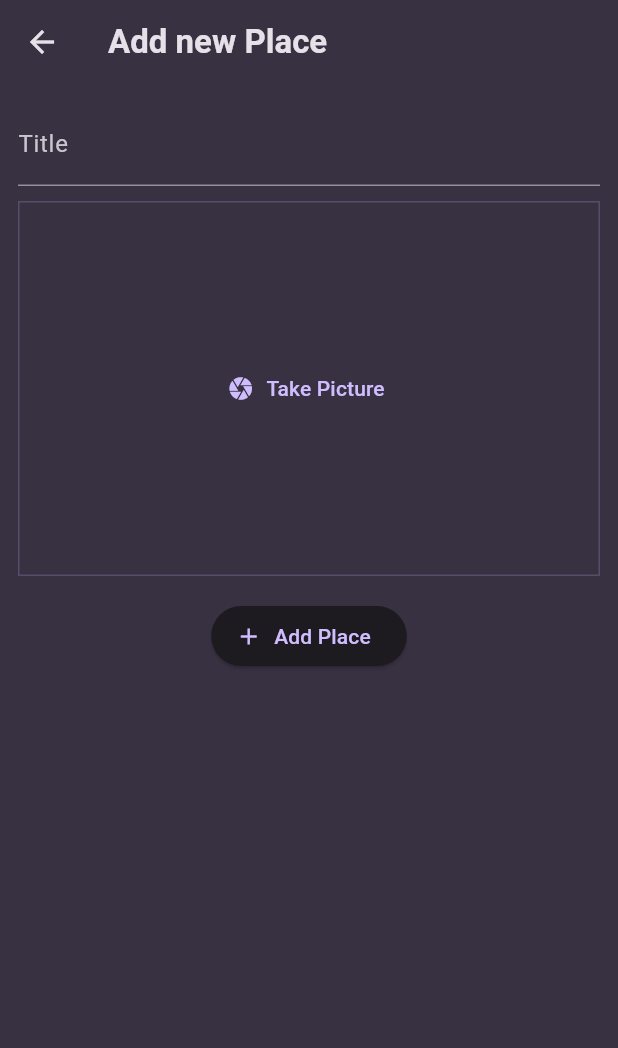
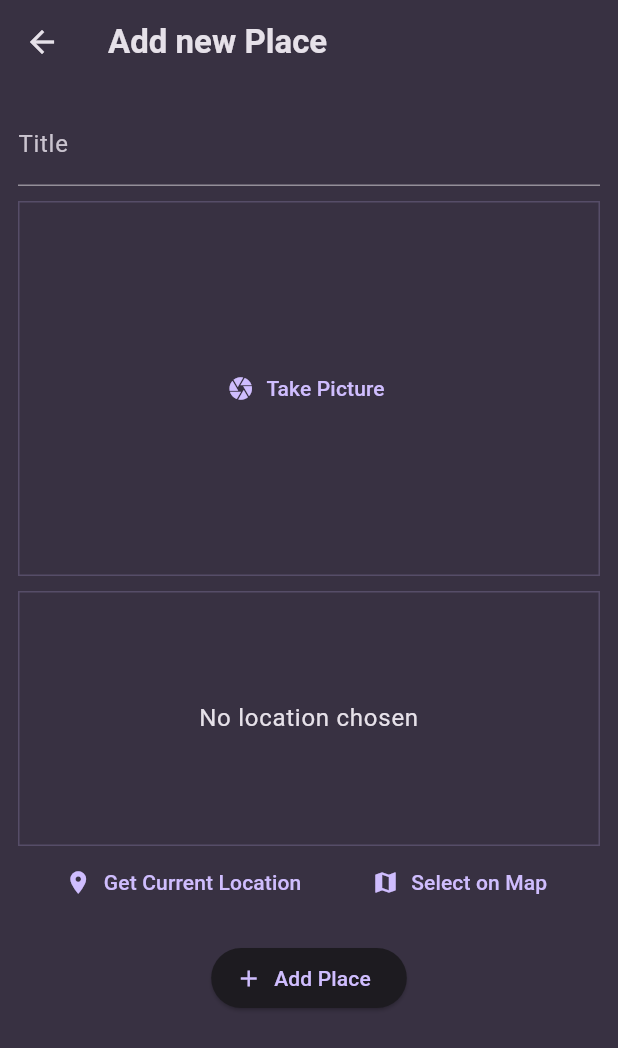
Before and after one commit to ben-lawino/favorite_places, a Flutter app: the AddPlaceScreen screen opened directly, on a phone screen of 412 x 824 dp. Shown: the top 1048 px of the screen. Run offline on Flutter 3.47's test engine with Material 3 defaults, Android fonts, the phone set to English and light mode, and no system bars; our stand-ins replace flutter_riverpod, google_fonts, image_picker, location.

Commit message:
added the location package

```diff
--- a/lib/screens/add_place.dart
+++ b/lib/screens/add_place.dart
@@ -2,6 +2,7 @@ import 'dart:io';
 
 import 'package:favorite_places/providers/user_places.dart';
 import 'package:favorite_places/widgets/image_input.dart';
+import 'package:favorite_places/widgets/location_input.dart';
 import 'package:flutter/material.dart';
 import 'package:flutter_riverpod/flutter_riverpod.dart';
 
@@ -55,6 +56,8 @@ class _AddPlaceScreenState extends ConsumerState<AddPlaceScreen> {
                 _selectedImage = image;
               },
             ),
+            SizedBox(height: 10),
+            LocationInput(),
             SizedBox(height: 16),
             ElevatedButton.icon(
               onPressed: _savePlace,
--- /dev/null
+++ b/lib/widgets/location_input.dart
@@ -0,0 +1,94 @@
+import 'package:flutter/material.dart';
+import 'package:location/location.dart';
+
+class LocationInput extends StatefulWidget {
+  const LocationInput({super.key});
+
+  @override
+  State<LocationInput> createState() => _LocationInputState();
+}
+
+class _LocationInputState extends State<LocationInput> {
+  Location? _pickedLocation;
+  var isGettingLocation = false;
+
+  void _getCurrentLocation() async {
+    Location location = Location();
+
+    bool serviceEnabled;
+    PermissionStatus permissionGranted;
+    LocationData locationData;
+
+    serviceEnabled = await location.serviceEnabled();
+    if (!serviceEnabled) {
+      serviceEnabled = await location.requestService();
+      if (!serviceEnabled) {
+        return;
+      }
+    }
+
+    permissionGranted = await location.hasPermission();
+    if (permissionGranted == PermissionStatus.denied) {
+      permissionGranted = await location.requestPermission();
+      if (permissionGranted != PermissionStatus.granted) {
+        return;
+      }
+    }
+
+    setState(() {
+      isGettingLocation = true;
+    });
+
+    locationData = await location.getLocation();
+
+    setState(() {
+      isGettingLocation = false;
+    });
+  }
+
+  @override
+  Widget build(BuildContext context) {
+    Widget previewContent = Text(
+      'No location chosen',
+      textAlign: TextAlign.center,
+      style: Theme.of(context).textTheme.bodyLarge!.copyWith(
+        color: Theme.of(context).colorScheme.onSurface,
+      ),
+    );
+
+    if (isGettingLocation) {
+      previewContent = CircularProgressIndicator();
+    }
+    return Column(
+      children: [
+        Container(
+          height: 170,
+          width: double.infinity,
+          alignment: Alignment.center,
+          decoration: BoxDecoration(
+            border: Border.all(
+              width: 1,
+              color: Theme.of(context).colorScheme.primary.withOpacity(0.2),
+            ),
+          ),
+          child: previewContent,
+        ),
+        Row(
+          mainAxisAlignment: MainAxisAlignment.spaceEvenly,
+          children: [
+            TextButton.icon(
+              onPressed: _getCurrentLocation,
+              label: Text('Get Current Location'),
+              icon: Icon(Icons.location_on),
+            ),
+            TextButton.icon(
+              onPressed: () {},
+              label: Text('Select on Map'),
+              icon: Icon(Icons.map),
+            ),
+          ],
+        ),
+      ],
+    );
+  }
+}
--- a/pubspec.yaml
+++ b/pubspec.yaml
@@ -38,6 +38,7 @@ dependencies:
   flutter_riverpod: ^2.6.1
   uuid: ^4.5.1
   image_picker: ^1.1.2
+  location: ^8.0.0
 
 dev_dependencies:
   flutter_test:
```
Also changed, not shown: pubspec.lock, 2 other files.
